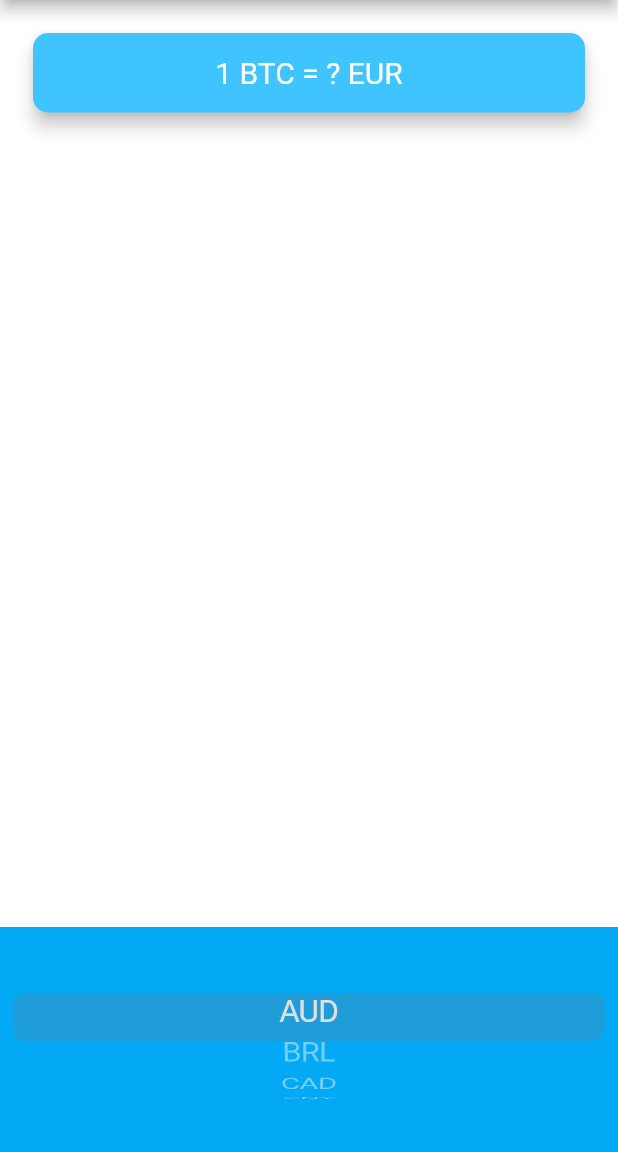
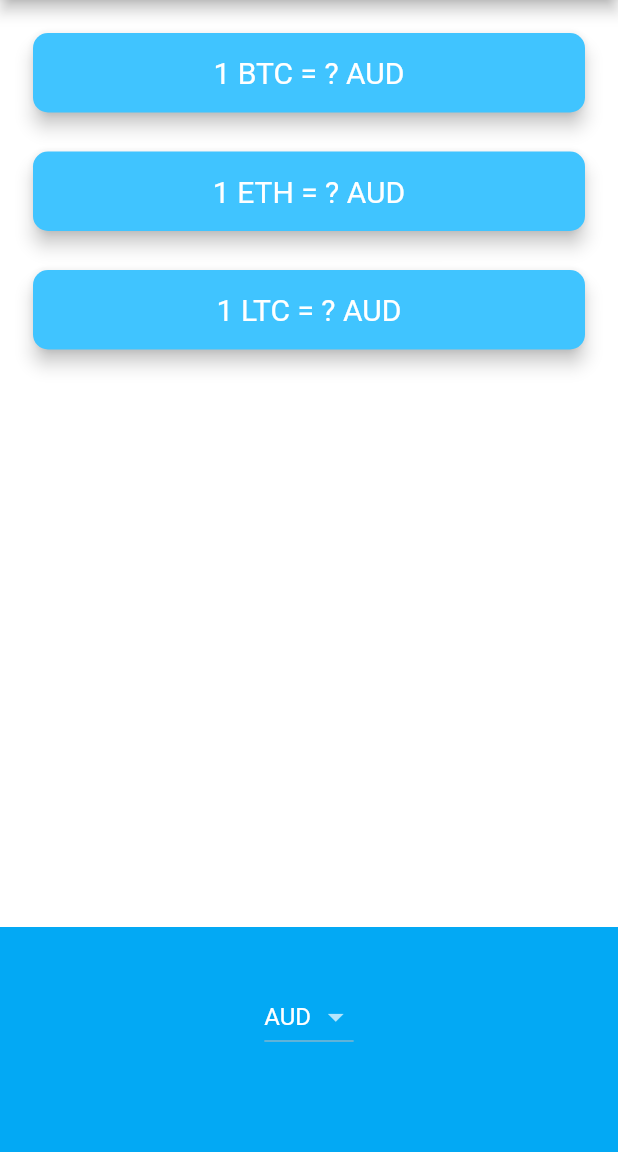
Before and after one commit to officer47p/bitcoin-ticker-flutter, a Flutter app: the screen it shows after launch, on a phone screen of 412 x 824 dp, the part 84-1236 px from its top. Run offline on Flutter 3.47's test engine with Material 2 defaults, Android fonts, the phone set to English and light mode, and no system bars; network calls fail.

Commit message:
added live coin price for three coin, BTC, ETH and LTC, and fixed the problem with the CupertinoPicker initialValue

```diff
--- a/lib/coin_data.dart
+++ b/lib/coin_data.dart
@@ -34,8 +34,8 @@ const List<String> cryptoList = [
 const String apiUrl = "https://apiv2.bitcoinaverage.com/indices/global/ticker/";
 
 class CoinData {
-  dynamic getCoinData(currency) async {
-    http.Response response = await http.get("${apiUrl}BTC${currency}");
+  dynamic getCoinData(coin, currency) async {
+    http.Response response = await http.get("${apiUrl}${coin}${currency}");
     Map data = jsonDecode(response.body);
     return data["last"];
   }
--- /dev/null
+++ b/lib/price_card.dart
@@ -0,0 +1,37 @@
+import 'package:flutter/material.dart';
+
+class PriceCard extends StatelessWidget {
+  const PriceCard({
+    @required this.coin,
+    @required this.price,
+    @required this.selectedCurrency,
+  });
+  final String coin;
+  final price;
+  final String selectedCurrency;
+
+  @override
+  Widget build(BuildContext context) {
+    return Padding(
+      padding: EdgeInsets.fromLTRB(18.0, 18.0, 18.0, 0),
+      child: Card(
+        color: Colors.lightBlueAccent,
+        elevation: 5.0,
+        shape: RoundedRectangleBorder(
+          borderRadius: BorderRadius.circular(10.0),
+        ),
+        child: Padding(
+          padding: EdgeInsets.symmetric(vertical: 15.0, horizontal: 28.0),
+          child: Text(
+            '1 ${coin} = ${price} ${selectedCurrency}',
+            textAlign: TextAlign.center,
+            style: TextStyle(
+              fontSize: 20.0,
+              color: Colors.white,
+            ),
+          ),
+        ),
+      ),
+    );
+  }
+}
--- a/lib/price_screen.dart
+++ b/lib/price_screen.dart
@@ -2,6 +2,7 @@ import 'package:flutter/material.dart';
 import './coin_data.dart';
 import 'dart:io' show Platform;
 import 'package:flutter/cupertino.dart';
+import 'price_card.dart';
 
 class PriceScreen extends StatefulWidget {
   @override
@@ -9,20 +10,35 @@ class PriceScreen extends StatefulWidget {
 }
 
 class _PriceScreenState extends State<PriceScreen> {
-  String selectedCurrency = "EUR";
-  dynamic price = "?";
+  String selectedCurrency = currenciesList[0];
+  Map priceData = {};
   CoinData coinData = CoinData();
   @override
   void initState() {
     super.initState();
-    getCoinData(selectedCurrency);
+    for (String coin in cryptoList) {
+      priceData[coin] = "?";
+    }
+    getCoinsData(selectedCurrency);
   }
 
-  void getCoinData(currency) async {
-    dynamic coinPrice = await coinData.getCoinData(currency);
-    setState(() {
-      price = coinPrice;
-    });
+  void getCoinsData(currency) async {
+    for (String coin in cryptoList) {
+      dynamic coinPrice = await coinData.getCoinData(coin, currency);
+      priceData[coin] = coinPrice;
+    }
+    setState(() {});
+  }
+
+  List<Widget> getPriceWidgets() {
+    List<Widget> priceWidgets = [];
+    for (String coin in cryptoList) {
+      priceWidgets.add(PriceCard(
+          coin: coin,
+          price: priceData[coin],
+          selectedCurrency: selectedCurrency));
+    }
+    return priceWidgets;
   }
 
   DropdownButton<String> androidDropdown() {
@@ -39,10 +55,12 @@ class _PriceScreenState extends State<PriceScreen> {
       value: selectedCurrency,
       items: items,
       onChanged: (value) {
+        selectedCurrency = value;
         setState(() {
-          selectedCurrency = value;
-          price = "?";
-          getCoinData(selectedCurrency);
+          for (String coin in cryptoList) {
+            priceData[coin] = "?";
+          }
+          getCoinsData(selectedCurrency);
         });
       },
     );
@@ -54,13 +72,16 @@ class _PriceScreenState extends State<PriceScreen> {
       items.add(Text(currency));
     }
     return CupertinoPicker(
+      scrollController: FixedExtentScrollController(initialItem: 0),
       backgroundColor: Colors.lightBlue,
       itemExtent: 32.0,
       onSelectedItemChanged: (index) {
         setState(() {
           selectedCurrency = currenciesList[index];
-          price = "?";
-          getCoinData(selectedCurrency);
+          for (String coin in cryptoList) {
+            priceData[coin] = "?";
+          }
+          getCoinsData(selectedCurrency);
         });
       },
       children: items,
@@ -77,33 +98,16 @@ class _PriceScreenState extends State<PriceScreen> {
         mainAxisAlignment: MainAxisAlignment.spaceBetween,
         crossAxisAlignment: CrossAxisAlignment.stretch,
         children: <Widget>[
-          Padding(
-            padding: EdgeInsets.fromLTRB(18.0, 18.0, 18.0, 0),
-            child: Card(
-              color: Colors.lightBlueAccent,
-              elevation: 5.0,
-              shape: RoundedRectangleBorder(
-                borderRadius: BorderRadius.circular(10.0),
-              ),
-              child: Padding(
-                padding: EdgeInsets.symmetric(vertical: 15.0, horizontal: 28.0),
-                child: Text(
-                  '1 BTC = ${price} ${selectedCurrency}',
-                  textAlign: TextAlign.center,
-                  style: TextStyle(
-                    fontSize: 20.0,
-                    color: Colors.white,
-                  ),
-                ),
-              ),
-            ),
+          Column(
+            crossAxisAlignment: CrossAxisAlignment.stretch,
+            children: getPriceWidgets(),
           ),
           Container(
             height: 150.0,
             alignment: Alignment.center,
             padding: EdgeInsets.only(bottom: 30.0),
             color: Colors.lightBlue,
-            child: Platform.isIOS ? androidDropdown() : iOSPicker(),
+            child: Platform.isAndroid ? androidDropdown() : iOSPicker(),
           ),
         ],
       ),
```
